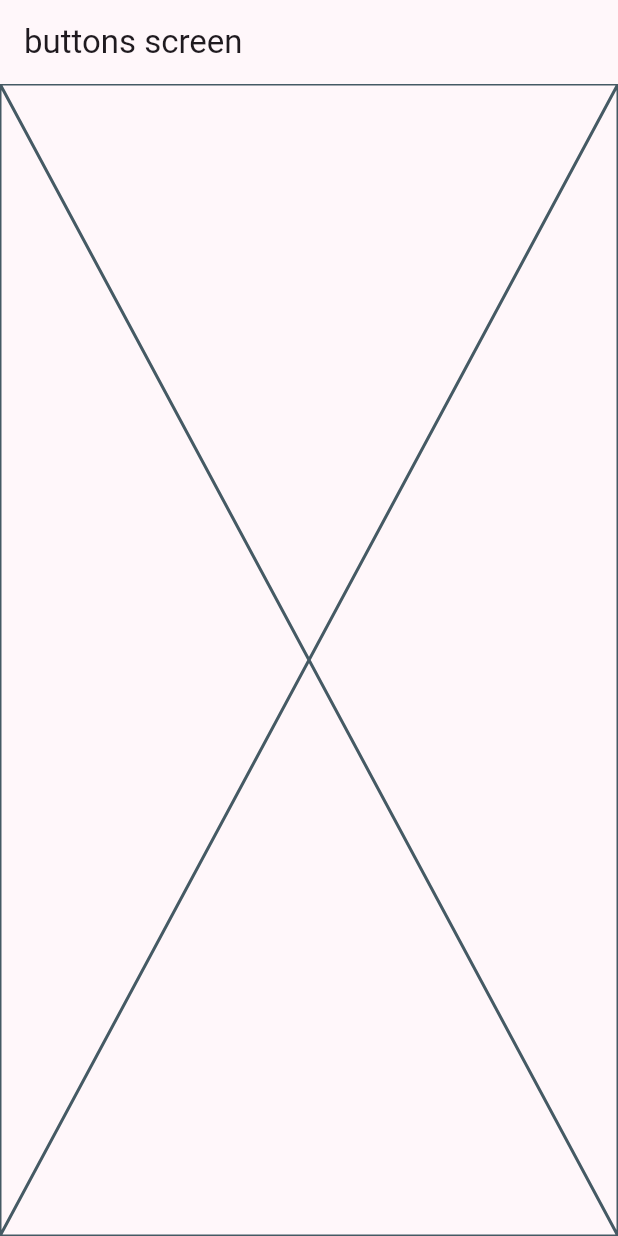
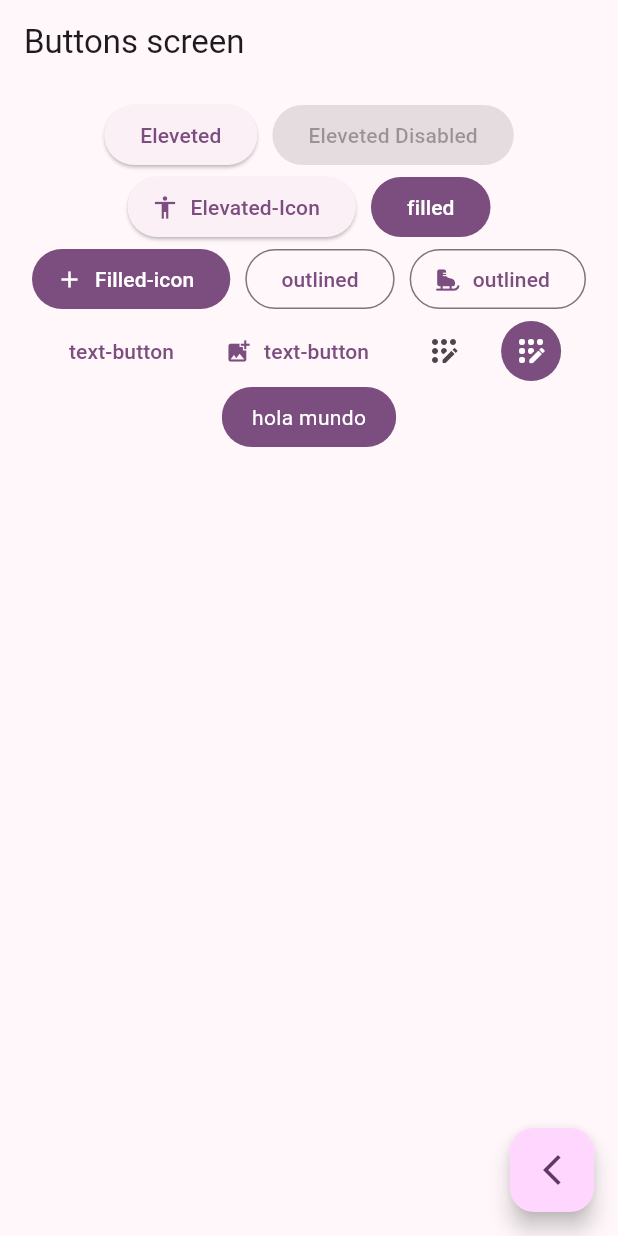
Before and after one commit to davidruc/widgets_app, a Flutter app: the ButtonsScreen screen opened by its route, on a phone screen of 412 x 824 dp. Run offline on Flutter 3.47's test engine with Material 3 defaults, Android fonts, the phone set to English and light mode, and no system bars; our stand-ins replace go_router.

Commit message:
feat: :lipstick: creation of diferents buttoms, using the buttoms of material3 and personalised buttoms

```diff
--- a/lib/presentation/screens/buttons/buttons_screen.dart
+++ b/lib/presentation/screens/buttons/buttons_screen.dart
@@ -1,15 +1,100 @@
 import 'package:flutter/material.dart';
+import 'package:go_router/go_router.dart';
 
 class ButtonsScreen extends StatelessWidget {
   const ButtonsScreen({super.key});
 
+  static const String name = "button_screen";
   @override
   Widget build(BuildContext context) {
     return Scaffold(
       appBar: AppBar(
-        title: const Text("buttons screen"),
+        title: const Text("Buttons screen"),
       ),
-      body: const Placeholder(),
+      body: _ButtomsView(),
+      floatingActionButton: FloatingActionButton(
+        onPressed: () {
+          // puedo usar pop para volver gracias a la librería de go_router
+          context.pop();
+        },
+        child: const Icon(Icons.arrow_back_ios_new_outlined),
+      ),
     );
   }
 }
+
+class _ButtomsView extends StatelessWidget {
+  const _ButtomsView();
+
+  @override
+  Widget build(BuildContext context) {
+
+
+    final colors = Theme.of(context).colorScheme;
+    return SizedBox(
+      width: double.infinity,
+      child: Padding(
+        padding: const EdgeInsets.symmetric(horizontal: 20, vertical: 10),
+        child: Wrap(
+          spacing: 10,
+          // crossAxisAlignment: WrapCrossAlignment.center,
+          alignment: WrapAlignment.center,
+          children: [
+            ElevatedButton(onPressed: (){}, child: const Text('Eleveted')),
+
+            const ElevatedButton(onPressed: null, child:  Text('Eleveted Disabled')),
+
+            ElevatedButton.icon(onPressed: (){}, icon: const Icon(Icons.accessibility_sharp), label: const Text("Elevated-Icon")),
+
+            FilledButton(onPressed: (){}, child: const Text("filled")),
+
+            FilledButton.icon(onPressed: (){}, icon: const Icon(Icons.add), label: const Text("Filled-icon")),
+
+            OutlinedButton(onPressed: (){}, child: const Text("outlined")),
+
+            OutlinedButton.icon(onPressed: (){}, icon: const Icon(Icons.ice_skating_rounded),label: const Text("outlined")),
+
+            TextButton(onPressed: (){}, child: const Text("text-button")),
+
+            TextButton.icon(onPressed: (){}, icon:const Icon(Icons.add_photo_alternate),label: const Text("text-button")),
+
+            IconButton(onPressed: (){}, icon: const Icon(Icons.app_registration_rounded)),
+
+            IconButton(
+              onPressed: (){},
+              icon: const Icon(Icons.app_registration_rounded),
+              style: ButtonStyle(
+                iconColor: const MaterialStatePropertyAll(Colors.white),
+                backgroundColor: MaterialStatePropertyAll(colors.primary)
+              ),
+            ),
+
+            _CustomButton(),
+          ],
+        ),
+      ),
+    );
+  }
+}
+
+
+class _CustomButton extends StatelessWidget {
+
+  @override
+  Widget build(BuildContext context) {
+    final colors = Theme.of(context).colorScheme;
+    return ClipRRect(
+      borderRadius: BorderRadius.circular(20),
+      child: Material(
+        color: colors.primary,
+        child: InkWell(
+          onTap: (){},
+          child: Padding(
+            padding: const EdgeInsets.symmetric(horizontal: 20, vertical: 10),
+            child: Text("hola mundo", style: TextStyle(color: Colors.white),)
+          ),
+        ),
+      ),
+    );
+  }
+}
```
